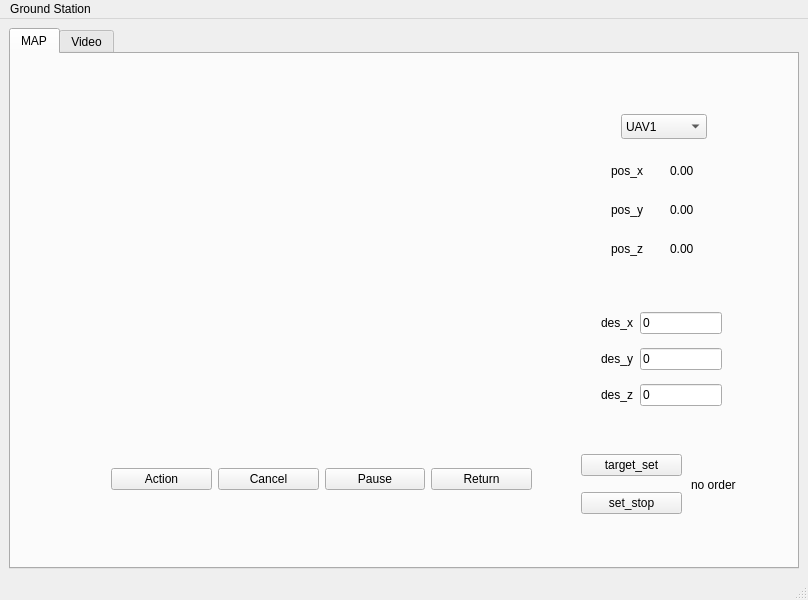
This is mainwindow.ui in TellarKnight/qt_ws1 as Qt 5 draws it before an edit. The edited form follows.
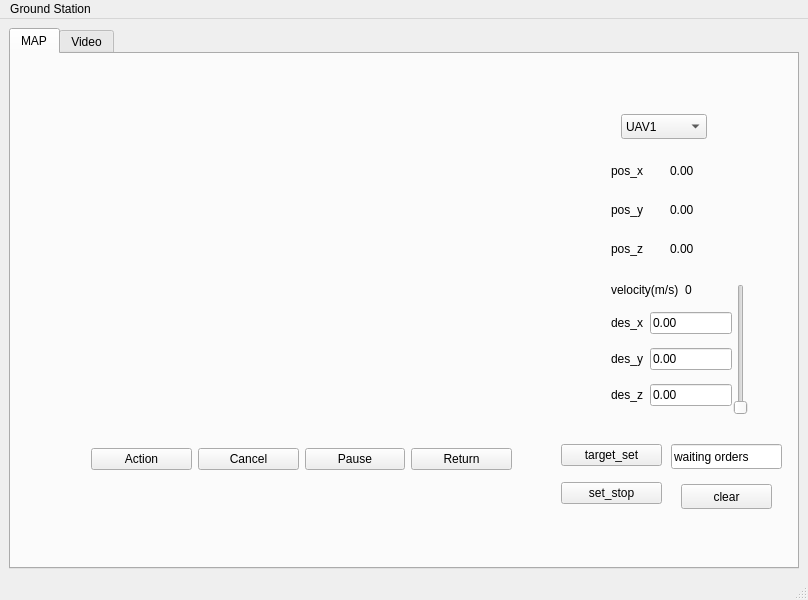
This is the edited form. Custom widgets are drawn as their Qt base class.

```diff
--- a/mainwindow.ui
+++ b/mainwindow.ui
@@ -42,8 +42,8 @@
        <widget class="QWidget" name="layoutWidget">
         <property name="geometry">
          <rect>
-          <x>100</x>
-          <y>400</y>
+          <x>80</x>
+          <y>380</y>
           <width>421</width>
           <height>51</height>
          </rect>
@@ -82,10 +82,10 @@
        <widget class="QwtPlot" name="qwtPlot">
         <property name="geometry">
          <rect>
-          <x>50</x>
-          <y>90</y>
-          <width>471</width>
-          <height>261</height>
+          <x>40</x>
+          <y>70</y>
+          <width>481</width>
+          <height>311</height>
          </rect>
         </property>
        </widget>
@@ -155,24 +155,11 @@
          </item>
         </layout>
        </widget>
-       <widget class="QLabel" name="label_14">
-        <property name="geometry">
-         <rect>
-          <x>680</x>
-          <y>420</y>
-          <width>71</width>
-          <height>21</height>
-         </rect>
-        </property>
-        <property name="text">
-         <string>no order</string>
-        </property>
-       </widget>
        <widget class="QWidget" name="layoutWidget">
         <property name="geometry">
          <rect>
-          <x>570</x>
-          <y>390</y>
+          <x>550</x>
+          <y>380</y>
           <width>101</width>
           <height>81</height>
          </rect>
@@ -194,10 +181,10 @@
          </item>
         </layout>
        </widget>
-       <widget class="QWidget" name="">
+       <widget class="QWidget" name="layoutWidget">
         <property name="geometry">
          <rect>
-          <x>590</x>
+          <x>600</x>
           <y>250</y>
           <width>121</width>
           <height>111</height>
@@ -216,7 +203,7 @@
            <item>
             <widget class="QLineEdit" name="lineEdit">
              <property name="text">
-              <string>0</string>
+              <string>0.00</string>
              </property>
             </widget>
            </item>
@@ -234,7 +221,7 @@
            <item>
             <widget class="QLineEdit" name="lineEdit_2">
              <property name="text">
-              <string>0</string>
+              <string>0.00</string>
              </property>
             </widget>
            </item>
@@ -252,7 +239,7 @@
            <item>
             <widget class="QLineEdit" name="lineEdit_3">
              <property name="text">
-              <string>0</string>
+              <string>0.00</string>
              </property>
             </widget>
            </item>
@@ -260,6 +247,77 @@
          </item>
         </layout>
        </widget>
+       <widget class="QPushButton" name="pushButton_7">
+        <property name="geometry">
+         <rect>
+          <x>670</x>
+          <y>430</y>
+          <width>91</width>
+          <height>25</height>
+         </rect>
+        </property>
+        <property name="text">
+         <string>clear</string>
+        </property>
+       </widget>
+       <widget class="QLineEdit" name="lineEdit_4">
+        <property name="geometry">
+         <rect>
+          <x>660</x>
+          <y>390</y>
+          <width>111</width>
+          <height>25</height>
+         </rect>
+        </property>
+        <property name="text">
+         <string>waiting orders</string>
+        </property>
+       </widget>
+       <widget class="QSlider" name="verticalSlider">
+        <property name="geometry">
+         <rect>
+          <x>720</x>
+          <y>230</y>
+          <width>20</width>
+          <height>131</height>
+         </rect>
+        </property>
+        <property name="maximum">
+         <number>100</number>
+        </property>
+        <property name="singleStep">
+         <number>1</number>
+        </property>
+        <property name="orientation">
+         <enum>Qt::Vertical</enum>
+        </property>
+       </widget>
+       <widget class="QWidget" name="layoutWidget">
+        <property name="geometry">
+         <rect>
+          <x>600</x>
+          <y>220</y>
+          <width>131</width>
+          <height>31</height>
+         </rect>
+        </property>
+        <layout class="QHBoxLayout" name="horizontalLayout_9">
+         <item>
+          <widget class="QLabel" name="label_10">
+           <property name="text">
+            <string>velocity(m/s)</string>
+           </property>
+          </widget>
+         </item>
+         <item>
+          <widget class="QLabel" name="label_8">
+           <property name="text">
+            <string>0</string>
+           </property>
+          </widget>
+         </item>
+        </layout>
+       </widget>
       </widget>
       <widget class="QWidget" name="tab_2">
        <attribute name="title">
```
